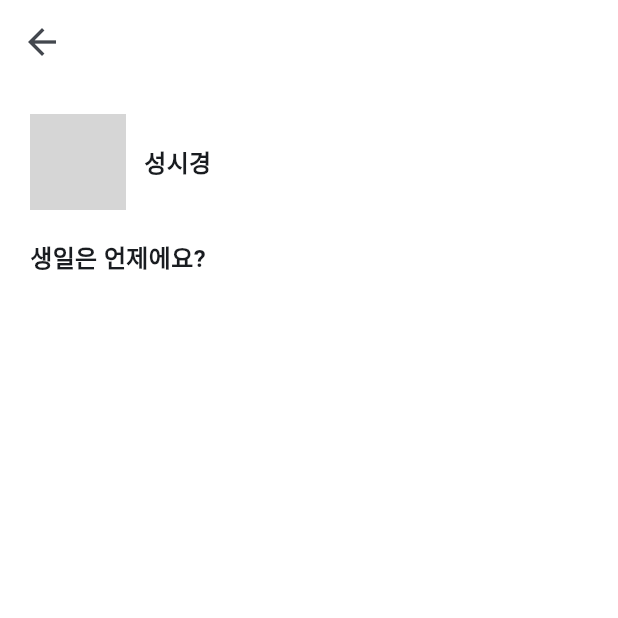
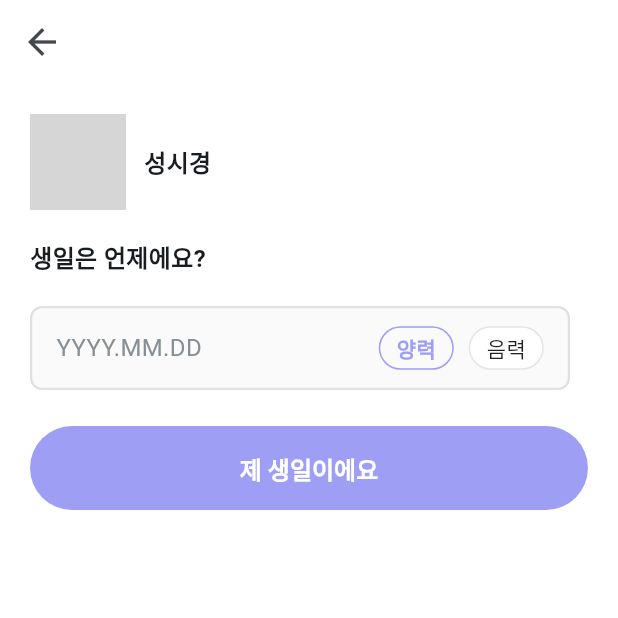
Before and after one commit to jack7141/flutter-app, a Flutter app: the BirthdayScreen screen opened by its route, on a phone screen of 412 x 824 dp, the top half of it. Run offline on Flutter 3.47's test engine with Material 3 defaults, Android fonts, the phone set to English and light mode, and no system bars; our stand-ins replace dio, flutter_riverpod, font_awesome_flutter, go_router, google_fonts, google_sign_in and 1 more; network calls fail; grey boxes are pictures that could not be loaded.

Commit message:
ADD: birthday page init

```diff
--- a/lib/features/user_info/views/birthday_screen.dart
+++ b/lib/features/user_info/views/birthday_screen.dart
@@ -1,20 +1,107 @@
 import 'package:celeb_voice/constants/gaps.dart';
 import 'package:celeb_voice/constants/sizes.dart';
 import 'package:celeb_voice/features/user_info/views/mbti_screen.dart';
+import 'package:celeb_voice/features/user_info/widgets/form_button.dart';
 import 'package:flutter/material.dart';
 import 'package:go_router/go_router.dart';
 
-class BirthdayScreen extends StatelessWidget {
+class BirthdayScreen extends StatefulWidget {
   static const String routeName = "birthday";
 
   const BirthdayScreen({super.key});
 
+  @override
+  State<BirthdayScreen> createState() => _BirthdayScreenState();
+}
+
+class _BirthdayScreenState extends State<BirthdayScreen> {
+  DateTime? _selectedDate;
+  bool _isLunar = false; // 양력(false) / 음력(true) 상태
+
   void _onNextTap(BuildContext context) {
-    context.pushNamed(MbtiScreen.routeName);
+    if (_selectedDate != null) {
+      // 선택된 날짜와 양력/음력 정보와 함께 다음 화면으로 이동
+      context.pushNamed(MbtiScreen.routeName);
+    } else {
+      // 날짜를 선택하지 않았을 때 알림
+      ScaffoldMessenger.of(context).showSnackBar(
+        const SnackBar(
+          content: Text('생일을 선택해주세요'),
+          backgroundColor: Colors.red,
+        ),
+      );
+    }
   }
 
   void _onPressIconButton(BuildContext context) {
     context.pop();
+  }
+
+  // 날짜 선택기 표시
+  Future<void> _selectDate() async {
+    print("날짜 선택 버튼 클릭됨!");
+
+    final DateTime? picked = await showDatePicker(
+      context: context,
+      initialDate: _selectedDate ?? DateTime(2000, 1, 1),
+      firstDate: DateTime(1900),
+      lastDate: DateTime.now(),
+      builder: (context, child) {
+        return Theme(
+          data: Theme.of(context).copyWith(
+            colorScheme: ColorScheme.light(
+              primary: const Color(0xff463e8d),
+              onPrimary: Colors.white,
+              surface: Colors.white,
+              onSurface: Colors.black,
+            ),
+          ),
+          child: child!,
+        );
+      },
+    );
+
+    if (picked != null) {
+      setState(() {
+        _selectedDate = picked;
+      });
+      print("날짜 선택됨: $picked");
+    }
+  }
+
+  // 양력/음력 선택 버튼 위젯
+  Widget _buildCalendarTypeButton(String text, bool isSelected) {
+    return GestureDetector(
+      onTap: () {
+        setState(() {
+          _isLunar = text == "음력";
+        });
+      },
+      child: Container(
+        width: 50,
+        height: 32,
+        decoration: BoxDecoration(
+          color: isSelected ? Colors.transparent : Colors.white,
+          borderRadius: BorderRadius.circular(Sizes.size32),
+          border: Border.all(
+            color: isSelected
+                ? const Color(0xff9e9ef4)
+                : Colors.black.withOpacity(0.1),
+            width: 1,
+          ),
+        ),
+        child: Center(
+          child: Text(
+            text,
+            style: TextStyle(
+              color: isSelected ? Color(0xff9e9ef4) : Colors.black87,
+              fontSize: Sizes.size14,
+              fontWeight: isSelected ? FontWeight.w600 : FontWeight.w400,
+            ),
+          ),
+        ),
+      ),
+    );
   }
 
   @override
@@ -60,6 +147,72 @@ class BirthdayScreen extends StatelessWidget {
                   fontWeight: FontWeight.bold,
                 ),
               ),
+              Gaps.v20,
+
+              // 날짜 선택 및 양력/음력 선택을 같은 Row에 배치
+              Row(
+                children: [
+                  // 날짜 선택 부분
+                  Expanded(
+                    child: GestureDetector(
+                      onTap: _selectDate,
+                      child: Container(
+                        height: 56,
+                        padding: const EdgeInsets.symmetric(
+                          horizontal: Sizes.size16,
+                          vertical: Sizes.size12,
+                        ),
+                        decoration: BoxDecoration(
+                          border: Border.all(
+                            color: _selectedDate != null
+                                ? const Color(0xff463e8d)
+                                : Colors.grey.shade300,
+                            width: 1.5,
+                          ),
+                          borderRadius: BorderRadius.circular(Sizes.size8),
+                          color: _selectedDate != null
+                              ? const Color(0xff463e8d).withOpacity(0.05)
+                              : Colors.grey.shade50,
+                        ),
+                        child: Row(
+                          mainAxisAlignment: MainAxisAlignment.spaceBetween,
+                          children: [
+                            Text(
+                              _selectedDate != null
+                                  ? '${_selectedDate!.year}.${_selectedDate!.month.toString().padLeft(2, '0')}.${_selectedDate!.day.toString().padLeft(2, '0')}'
+                                  : 'YYYY.MM.DD',
+                              style: TextStyle(
+                                fontSize: Sizes.size16,
+                                color: _selectedDate != null
+                                    ? const Color(0xff463e8d)
+                                    : const Color(0xff868e96),
+                                fontWeight: _selectedDate != null
+                                    ? FontWeight.w600
+                                    : FontWeight.normal,
+                              ),
+                            ), // 양력/음력 선택 버튼들
+                            Row(
+                              children: [
+                                _buildCalendarTypeButton("양력", !_isLunar),
+                                Gaps.h10,
+                                _buildCalendarTypeButton("음력", _isLunar),
+                              ],
+                            ),
+                          ],
+                        ),
+                      ),
+                    ),
+                  ),
+                  Gaps.h12,
+                ],
+              ),
+              Gaps.v24,
+              // 다음 버튼
+              GestureDetector(
+                onTap: () => _onNextTap(context),
+                child: FormButton(text: '제 생일이에요'),
+              ),
+              Gaps.v20,
             ],
           ),
         ),
--- a/lib/features/user_info/widgets/form_button.dart
+++ b/lib/features/user_info/widgets/form_button.dart
@@ -26,8 +26,8 @@ class FormButton extends StatelessWidget {
           child: Text(
             text,
             style: TextStyle(
-              fontSize: Sizes.size18,
-              fontWeight: FontWeight.w500,
+              fontSize: Sizes.size16,
+              fontWeight: FontWeight.bold,
               color: Colors.white,
             ),
             textAlign: TextAlign.center,
```
Also changed, not shown: lib/features/user_info/views/job_screen.dart (+207 -0 lines).
